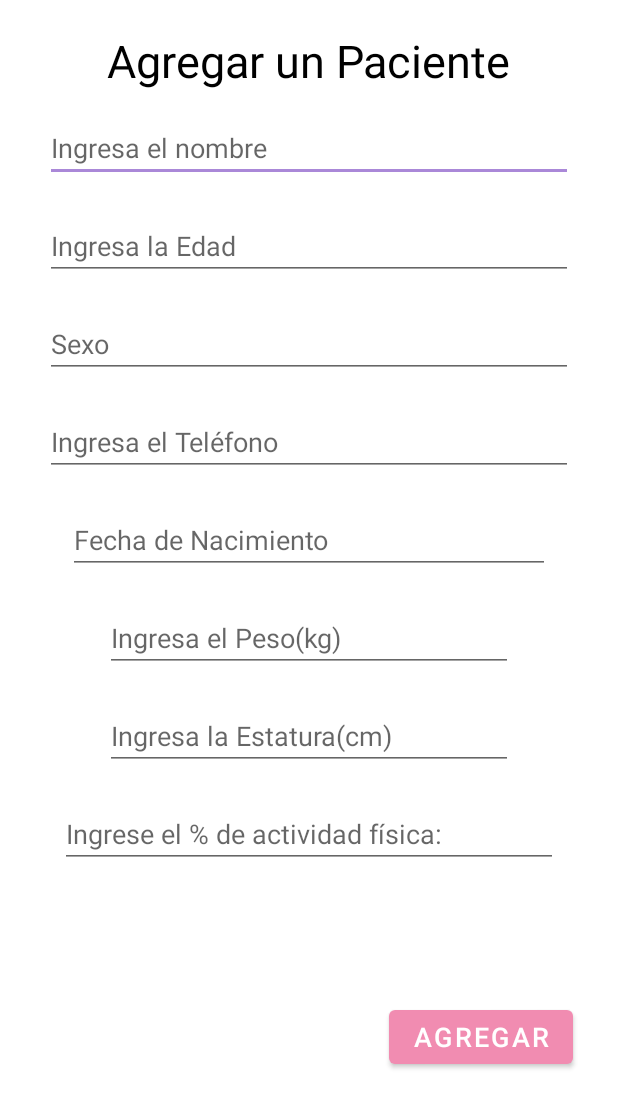
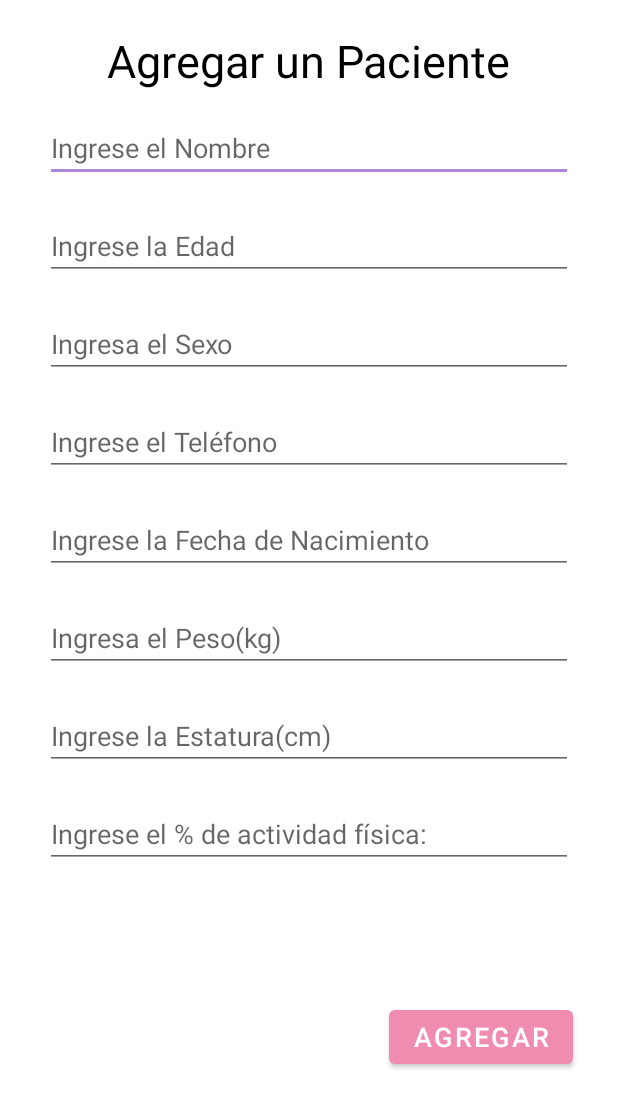
Before and after one commit to OsmarCastor/NutriApp, an Android app: the agregarPaciente screen opened directly, with no data from a screen before it, on a phone screen of 412 x 824 dp. Shown: the top 1108 px of the screen. Run offline under Robolectric (Android 15) with nearby library versions, the phone set to English and light mode, and no system bars; libraries missing offline, so code that uses them is left out: castor.no.c.

Commit message:
Hago commit

```diff
--- a/app/src/main/AndroidManifest.xml
+++ b/app/src/main/AndroidManifest.xml
@@ -15,6 +15,7 @@
         tools:targetApi="31">
         <activity
             android:name=".formularioPacientes"
+            android:screenOrientation="portrait"
             android:exported="false">
             <meta-data
                 android:name="android.app.lib_name"
@@ -22,6 +23,7 @@
         </activity>
         <activity
             android:name=".mostrarPaciente"
+            android:screenOrientation="portrait"
             android:exported="false">
             <meta-data
                 android:name="android.app.lib_name"
@@ -32,6 +34,7 @@
             android:exported="false" />
         <activity
             android:name=".agregarPaciente"
+            android:screenOrientation="portrait"
             android:exported="false" />
         <activity
             android:name=".mostrarPacientes"
--- a/app/src/main/java/castor/no/c/programar/nutriapp/agregarPaciente.kt
+++ b/app/src/main/java/castor/no/c/programar/nutriapp/agregarPaciente.kt
@@ -42,9 +42,9 @@ class agregarPaciente : AppCompatActivity() {
     fun onDateSelected(day:Int, month:Int, year:Int){
         txtNacimiento.setText("$day/$month/$year")
     }
-
     fun agregarDatos(v: View) {
         //Aqui agrego
+        try {
         val nombre = txtNombre.text.toString()
         val edad = txtEdad.text.toString()
         val sexo = txtSexo.text.toString()
@@ -53,12 +53,18 @@ class agregarPaciente : AppCompatActivity() {
         val peso = txtPeso.text.toString().toDouble()
         val estatura = txtEstatura.text.toString().toDouble()
         val porcentaje = txtPorcentaje.text.toString().toInt()
-        lifecycleScope.launch{
-            val paciente = Pacientes(0, nombre, edad, sexo, telefono, fecha, peso, estatura, porcentaje,0.0,0.0,0.0, 0.0)
-            db.room.pacienteDao().insert(paciente)
+        if (nombre.equals("") or edad.equals("") or sexo.equals("") or telefono.equals("") or fecha.equals("") or peso.equals("") or estatura.equals("") or porcentaje.equals("")){
+            Toast.makeText(this, "Datos incompletos", Toast.LENGTH_LONG).show()
+        }else{
+            lifecycleScope.launch{
+                val paciente = Pacientes(0, nombre, edad, sexo, telefono, fecha, peso, estatura, porcentaje,0.0,0.0,0.0, 0.0)
+                db.room.pacienteDao().insert(paciente)
+            }
+            Toast.makeText(this, "Paciente Registrado", Toast.LENGTH_LONG).show()
+            finish()
         }
-        Toast.makeText(this, "Paciente Registrado", Toast.LENGTH_LONG).show()
-        finish()
+        }catch (e: Exception){
+            Toast.makeText(this, "Datos incompletos", Toast.LENGTH_LONG).show()
+        }
     }
-
 }
--- a/app/src/main/res/layout/activity_agregar_paciente.xml
+++ b/app/src/main/res/layout/activity_agregar_paciente.xml
@@ -46,20 +46,6 @@
         tools:ignore="TouchTargetSizeCheck,TextContrastCheck" />
 
     <com.google.android.material.textfield.TextInputEditText
-        android:id="@+id/txtTelefono"
-        android:layout_width="match_parent"
-        android:layout_height="wrap_content"
-        android:layout_marginStart="30dp"
-        android:layout_marginTop="20dp"
-        android:layout_marginEnd="30dp"
-        android:hint="@string/telefono_paciente"
-        app:layout_constraintEnd_toEndOf="parent"
-        app:layout_constraintHorizontal_bias="0.0"
-        app:layout_constraintStart_toStartOf="parent"
-        app:layout_constraintTop_toBottomOf="@+id/txtSex"
-        tools:ignore="TouchTargetSizeCheck,TextContrastCheck" />
-
-    <com.google.android.material.textfield.TextInputEditText
         android:id="@+id/txtSex"
         android:layout_width="match_parent"
         android:layout_height="wrap_content"
@@ -74,12 +60,45 @@
         tools:ignore="TouchTargetSizeCheck,TextContrastCheck" />
 
     <com.google.android.material.textfield.TextInputEditText
+        android:id="@+id/txtTelefono"
+        android:layout_width="match_parent"
+        android:layout_height="wrap_content"
+        android:layout_marginStart="30dp"
+        android:layout_marginTop="20dp"
+        android:layout_marginEnd="30dp"
+        android:hint="@string/telefono_paciente"
+        app:layout_constraintEnd_toEndOf="parent"
+        app:layout_constraintHorizontal_bias="0.0"
+        app:layout_constraintStart_toStartOf="parent"
+        app:layout_constraintTop_toBottomOf="@+id/txtSex"
+        tools:ignore="TouchTargetSizeCheck,TextContrastCheck" />
+
+    <EditText
+        android:id="@+id/txtNacimiento"
+        android:layout_width="0dp"
+        android:layout_height="wrap_content"
+        android:layout_marginStart="30dp"
+        android:layout_marginTop="20dp"
+        android:layout_marginEnd="30dp"
+        android:clickable="false"
+        android:ems="10"
+        android:focusable="false"
+        android:focusableInTouchMode="false"
+        android:hint="@string/nacimiento_paciente"
+        android:importantForAutofill="no"
+        android:inputType="date"
+        app:layout_constraintEnd_toEndOf="parent"
+        app:layout_constraintStart_toStartOf="parent"
+        app:layout_constraintTop_toBottomOf="@+id/txtTelefono"
+        tools:ignore="TouchTargetSizeCheck,TextContrastCheck" />
+
+    <com.google.android.material.textfield.TextInputEditText
         android:id="@+id/txtPeso"
         android:layout_width="match_parent"
         android:layout_height="wrap_content"
-        android:layout_marginStart="70dp"
+        android:layout_marginStart="30dp"
         android:layout_marginTop="20dp"
-        android:layout_marginEnd="70dp"
+        android:layout_marginEnd="30dp"
         android:hint="@string/peso_paciente"
         app:layout_constraintEnd_toEndOf="parent"
         app:layout_constraintHorizontal_bias="0.0"
@@ -91,9 +110,9 @@
         android:id="@+id/txtEstatura"
         android:layout_width="match_parent"
         android:layout_height="wrap_content"
-        android:layout_marginStart="70dp"
+        android:layout_marginStart="30dp"
         android:layout_marginTop="20dp"
-        android:layout_marginEnd="70dp"
+        android:layout_marginEnd="30dp"
         android:hint="@string/talla_paciente"
         app:layout_constraintEnd_toEndOf="parent"
         app:layout_constraintHorizontal_bias="0.0"
@@ -105,9 +124,9 @@
         android:id="@+id/txtPA"
         android:layout_width="match_parent"
         android:layout_height="wrap_content"
-        android:layout_marginStart="40dp"
+        android:layout_marginStart="30dp"
         android:layout_marginTop="20dp"
-        android:layout_marginEnd="40dp"
+        android:layout_marginEnd="30dp"
         android:hint="@string/porcentaje"
         app:layout_constraintEnd_toEndOf="parent"
         app:layout_constraintHorizontal_bias="0.0"
@@ -115,25 +134,6 @@
         app:layout_constraintTop_toBottomOf="@+id/txtEstatura"
         tools:ignore="TouchTargetSizeCheck,TextContrastCheck" />
 
-    <EditText
-        android:id="@+id/txtNacimiento"
-        android:layout_width="0dp"
-        android:layout_height="wrap_content"
-        android:layout_marginStart="45dp"
-        android:layout_marginTop="20dp"
-        android:layout_marginEnd="45dp"
-        android:clickable="false"
-        android:ems="10"
-        android:focusable="false"
-        android:hint="@string/nacimiento_paciente"
-        android:importantForAutofill="no"
-        app:layout_constraintEnd_toEndOf="parent"
-        app:layout_constraintStart_toStartOf="parent"
-        app:layout_constraintTop_toBottomOf="@+id/txtTelefono"
-        tools:ignore="TouchTargetSizeCheck,TextContrastCheck"
-        android:focusableInTouchMode="false"
-        android:inputType="date"
-        />
 
     <Button
         android:id="@+id/btnAbrirAgregar"
--- a/app/src/main/res/values/strings.xml
+++ b/app/src/main/res/values/strings.xml
@@ -2,16 +2,12 @@
     <string name="app_name">NutriApp</string>
     <string name="titulo_mostrarPacientes">Lista de los Pacientes</string>
     <string name="titulo_agregarPaciente">Agregar un Paciente</string>
-    <string name="nombre_paciente">Ingresa el nombre</string>
-    <string name="edad_paciente">Ingresa la Edad</string>
-    <string name="telefono_paciente">Ingresa el Teléfono</string>
+    <string name="nombre_paciente">Ingrese el Nombre</string>
+    <string name="edad_paciente">Ingrese la Edad</string>
+    <string name="telefono_paciente">Ingrese el Teléfono</string>
     <string name="peso_paciente">Ingresa el Peso(kg)</string>
-    <string name="talla_paciente">Ingresa la Estatura(cm)</string>
-    <string name="nacimiento_paciente">Fecha de Nacimiento</string>
-    <string name="actividadfisica">10: Sedentario</string>
-    <string name="actividadfisica2">20: Ligero</string>
-    <string name="actividadfisica3">30: Moderado</string>
-    <string name="actividadfisica4">40: Pesado</string>
+    <string name="talla_paciente">Ingrese la Estatura(cm)</string>
+    <string name="nacimiento_paciente">Ingrese la Fecha de Nacimiento</string>
     <string name="porcentaje">Ingrese el % de actividad física:</string>
     <string name="guardar">Guardar</string>
     <string name="nombrePaciente">Expediente</string>
@@ -19,6 +15,6 @@
     <string name="boton_imc">Calcular IMC</string>
     <string name="boton_peso">Calcular Peso Ideal</string>
     <string name="boton_get">Calcular GET</string>
-    <string name="stringsexo">Sexo</string>
+    <string name="stringsexo">Ingresa el Sexo</string>
     <string name="boton_geb">Calcular GEB</string>
 </resources>
```
